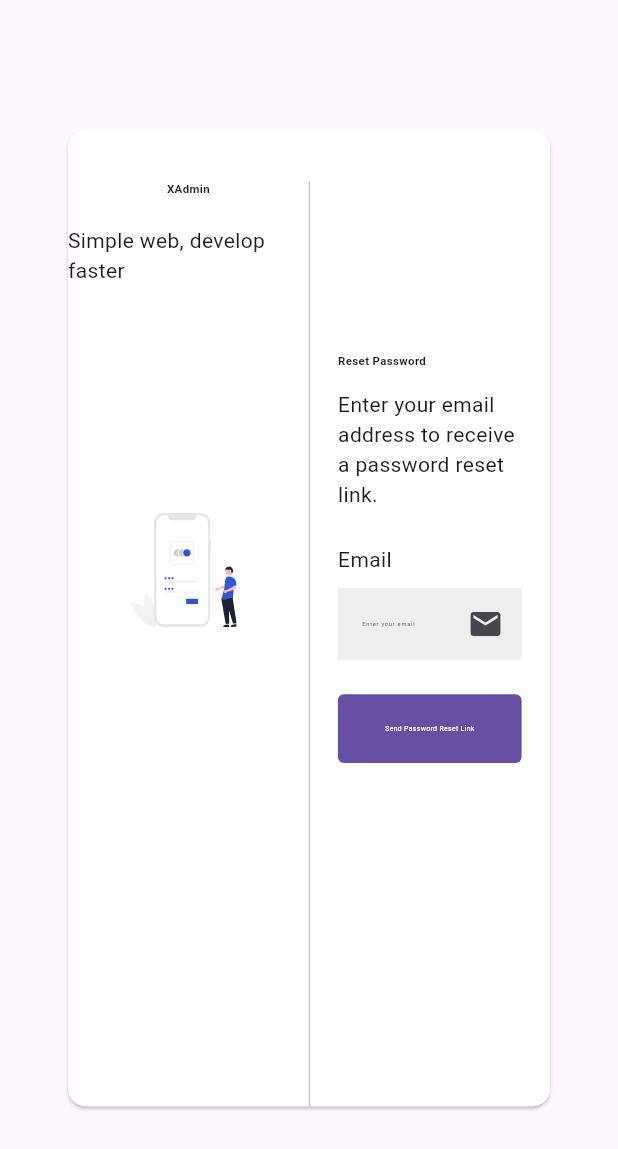
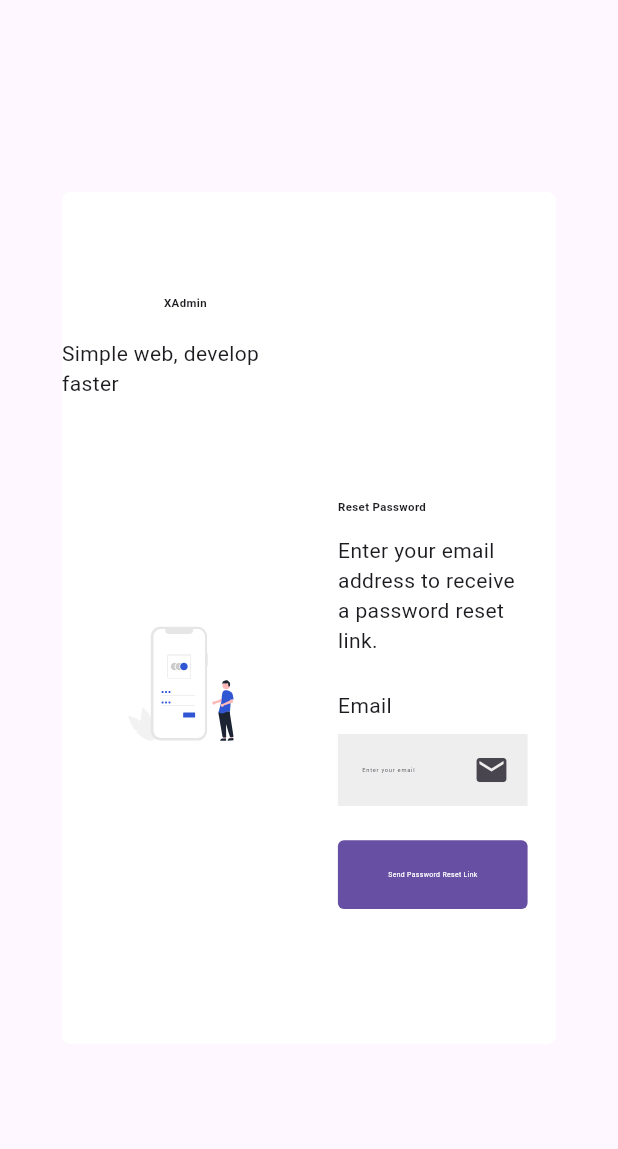
Before and after one commit to FlutterFlareLine/FlareLine, a Flutter app: the ResetPwdWidget screen opened directly, on a phone screen of 412 x 824 dp. Shown: the top 1149 px of the screen. Run offline on Flutter 3.47's test engine with Material 3 defaults, Android fonts, the phone set to English and light mode, and no system bars; our stand-ins replace calendar_date_picker2, file_picker, flutter_screenutil, flutter_svg, get_storage, getwidget and 4 more; missing offline and left inert: flutter_dropzone; accounts and stored records are empty; network calls fail.

Commit message:
update card widget

```diff
--- /dev/null
+++ b/lib/components/card/white_card.dart
@@ -0,0 +1,26 @@
+import 'package:flutter/material.dart';
+import 'package:flutter_screenutil/flutter_screenutil.dart';
+
+class WhiteCard extends StatelessWidget {
+  final Widget? child;
+  final EdgeInsetsGeometry? padding;
+  final bool? isAutoHeight;
+
+  WhiteCard({this.child, this.padding, this.isAutoHeight});
+
+  @override
+  Widget build(BuildContext context) {
+    Widget card = Container(
+      padding: padding,
+      decoration: BoxDecoration(
+          color: Colors.white, borderRadius: BorderRadius.circular(6)),
+      child: child,
+    );
+    return (isAutoHeight ?? false)
+        ? Column(
+            mainAxisSize: MainAxisSize.min,
+            children: [card],
+          )
+        : card;
+  }
+}
--- a/lib/components/chats.dart
+++ b/lib/components/chats.dart
@@ -1,5 +1,6 @@
 import 'package:flutter/material.dart';
 import 'package:flutter_screenutil/flutter_screenutil.dart';
+import 'package:free_flutter_admin_dashboard/components/card/white_card.dart';
 import 'package:provider/provider.dart';
 
 class ChatsWidget extends StatelessWidget {
@@ -7,8 +8,7 @@ class ChatsWidget extends StatelessWidget {
 
   @override
   Widget build(BuildContext context) {
-    return Card(
-        color: Colors.white,
+    return WhiteCard(
         child: Padding(
           padding: EdgeInsets.all(16.w),
           child: Column(
--- a/lib/components/tables/InvoiceTable.dart
+++ b/lib/components/tables/InvoiceTable.dart
@@ -1,5 +1,6 @@
 import 'package:flutter/material.dart';
 import 'package:flutter_screenutil/flutter_screenutil.dart';
+import 'package:free_flutter_admin_dashboard/components/card/white_card.dart';
 import 'package:provider/provider.dart';
 
 class InvoiceTableWidget extends StatelessWidget {
@@ -7,8 +8,7 @@ class InvoiceTableWidget extends StatelessWidget {
 
   @override
   Widget build(BuildContext context) {
-    return Card(
-        color: Colors.white,
+    return WhiteCard(
         child: Padding(
           padding: EdgeInsets.all(16.w),
           child: ChangeNotifierProvider(
--- a/lib/components/tables/TopChannel.dart
+++ b/lib/components/tables/TopChannel.dart
@@ -1,5 +1,6 @@
 import 'package:flutter/material.dart';
 import 'package:flutter_screenutil/flutter_screenutil.dart';
+import 'package:free_flutter_admin_dashboard/components/card/white_card.dart';
 import 'package:provider/provider.dart';
 
 class TopChannelWidget extends StatelessWidget {
@@ -7,8 +8,7 @@ class TopChannelWidget extends StatelessWidget {
 
   @override
   Widget build(BuildContext context) {
-    return Card(
-        color: Colors.white,
+    return WhiteCard(
         child: Padding(
           padding: EdgeInsets.all(16.w),
           child: Column(
--- a/lib/components/tables/TopProducts.dart
+++ b/lib/components/tables/TopProducts.dart
@@ -1,5 +1,6 @@
 import 'package:flutter/material.dart';
 import 'package:flutter_screenutil/flutter_screenutil.dart';
+import 'package:free_flutter_admin_dashboard/components/card/white_card.dart';
 import 'package:provider/provider.dart';
 
 class TopProductsWidget extends StatelessWidget {
@@ -7,8 +8,7 @@ class TopProductsWidget extends StatelessWidget {
 
   @override
   Widget build(BuildContext context) {
-    return Card(
-        color: Colors.white,
+    return WhiteCard(
         child: Padding(
           padding: EdgeInsets.all(16.w),
           child: Column(
--- a/lib/home.dart
+++ b/lib/home.dart
@@ -2,7 +2,7 @@ import 'package:flutter/material.dart';
 import 'package:flutter_screenutil/flutter_screenutil.dart';
 import 'package:free_flutter_admin_dashboard/provider/main_provider.dart';
 import 'package:free_flutter_admin_dashboard/routes.dart';
-import 'package:free_flutter_admin_dashboard/sideBar.dart';
+import 'package:free_flutter_admin_dashboard/side_bar.dart';
 import 'package:free_flutter_admin_dashboard/toolbar.dart';
 import 'package:provider/provider.dart';
 
--- a/lib/pages/inbox/index.dart
+++ b/lib/pages/inbox/index.dart
@@ -1,5 +1,6 @@
 import 'package:flutter/material.dart';
 import 'package:flutter_screenutil/flutter_screenutil.dart';
+import 'package:free_flutter_admin_dashboard/components/card/white_card.dart';
 import 'package:free_flutter_admin_dashboard/pages/layout.dart';
 
 class InboxWidget extends LayoutWidget {
@@ -12,7 +13,7 @@ class InboxWidget extends LayoutWidget {
   @override
   Widget contentWidget(BuildContext context) {
     // TODO: implement contentWidget
-    return Card(
+    return WhiteCard(
       child: Row(children: [
         SizedBox(
           width: 150.w,
--- a/lib/pages/invoice.dart
+++ b/lib/pages/invoice.dart
@@ -1,6 +1,7 @@
 import 'package:flutter/material.dart';
 import 'package:flutter_screenutil/flutter_screenutil.dart';
 import 'package:free_flutter_admin_dashboard/components/buttons/primary_btn.dart';
+import 'package:free_flutter_admin_dashboard/components/card/white_card.dart';
 import 'package:free_flutter_admin_dashboard/pages/layout.dart';
 
 class InvoicePage extends LayoutWidget {
@@ -12,8 +13,7 @@ class InvoicePage extends LayoutWidget {
 
   @override
   Widget contentWidget(BuildContext context) {
-    return Card(
-        color: Colors.white,
+    return WhiteCard(
         child: Padding(
           padding: EdgeInsets.all(20.w),
           child: Column(children: [
--- a/lib/pages/resetpwd/reset_pwd.dart
+++ b/lib/pages/resetpwd/reset_pwd.dart
@@ -2,6 +2,7 @@ import 'package:flutter/material.dart';
 import 'package:flutter_screenutil/flutter_screenutil.dart';
 import 'package:flutter_svg/svg.dart';
 import 'package:free_flutter_admin_dashboard/components/buttons/primary_btn.dart';
+import 'package:free_flutter_admin_dashboard/components/card/white_card.dart';
 
 class ResetPwdWidget extends StatelessWidget {
   const ResetPwdWidget({super.key});
@@ -12,13 +13,9 @@ class ResetPwdWidget extends StatelessWidget {
       body: Center(
           child: SizedBox(
         width: ScreenUtil().screenWidth * 0.8,
-        height: ScreenUtil().screenHeight * 0.8,
-        child: Card(
-          color: Colors.white,
-          child: Padding(
-            padding: EdgeInsets.only(
-              top: 30.h,
-            ),
+        child: WhiteCard(
+          isAutoHeight: true,
+          padding: EdgeInsets.symmetric(vertical: 60.h),
           child: Row(children: [
             Expanded(
                 child: Column(
@@ -57,8 +54,8 @@ class ResetPwdWidget extends StatelessWidget {
                   ),
                   Text(
                     'Reset Password',
-                      style: TextStyle(
-                          fontSize: 20.sp, fontWeight: FontWeight.bold),
+                    style:
+                        TextStyle(fontSize: 20.sp, fontWeight: FontWeight.bold),
                   ),
                   SizedBox(
                     height: 12.h,
@@ -99,7 +96,6 @@ class ResetPwdWidget extends StatelessWidget {
             ))
           ]),
         ),
-        ),
       )),
     );
   }
--- a/lib/sideBar.dart
+++ b/lib/side_bar.dart
@@ -1,6 +1,6 @@
 import 'package:flutter/material.dart';
 import 'package:flutter_screenutil/flutter_screenutil.dart';
-import 'package:free_flutter_admin_dashboard/sideMenu.dart';
+import 'package:free_flutter_admin_dashboard/side_menu.dart';
 
 class SideBarWidger extends StatelessWidget {
   SideBarWidger({super.key});
```
Also changed, not shown: lib/pages/auth/sign_in.dart (+6 -10 lines), lib/pages/auth/sign_up.dart (+24 -17 lines), lib/pages/chart.dart (+4 -5 lines), lib/pages/ecommerce.dart (+6 -9 lines), lib/pages/form_elements.dart (+8 -14 lines), lib/pages/form_layout.dart (+4 -6 lines), lib/pages/settings.dart (+3 -4 lines), lib/side_menu.dart (renamed from lib/sideMenu.dart). Lines whose indentation alone changed are shown as unchanged.
